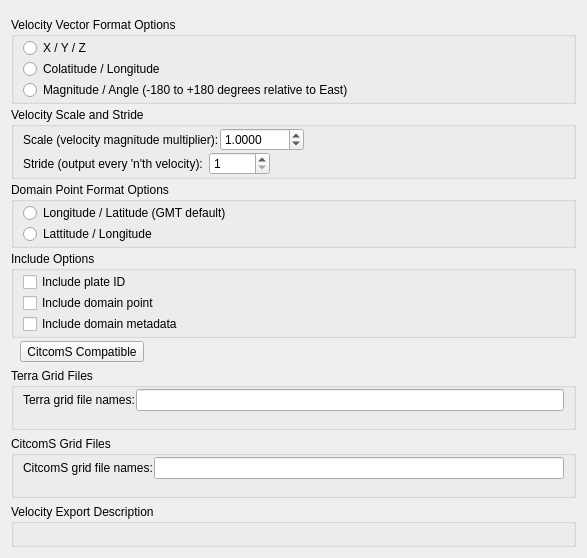
First picture: the form in src/qt-widgets/ExportVelocityOptionsWidgetUi.ui, repository GPlates/GPlates, before the edit.
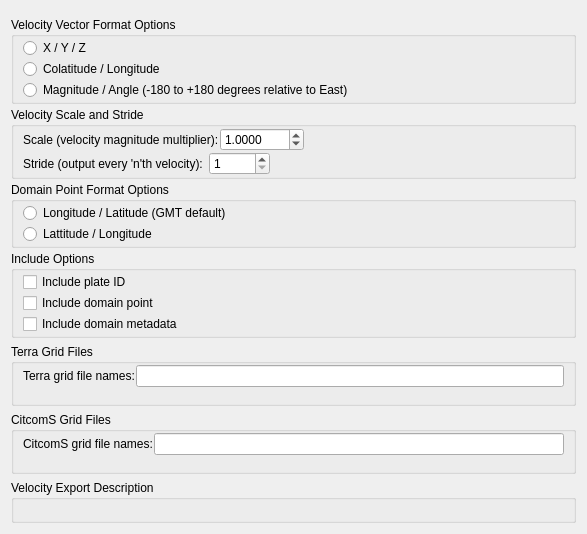
Second picture: the form after the edit. Icons and pictures are not drawn.

Commit message: (trunk) Linux (oneiric) compile fixes. Also removed CitcomS compatible button in GMT velocity export.

Patch:
```diff
--- a/src/qt-widgets/ExportVelocityOptionsWidgetUi.ui
+++ b/src/qt-widgets/ExportVelocityOptionsWidgetUi.ui
@@ -243,43 +243,6 @@
         </layout>
        </widget>
       </item>
-      <item>
-       <layout class="QHBoxLayout" name="horizontalLayout_5">
-        <property name="leftMargin">
-         <number>9</number>
-        </property>
-        <property name="rightMargin">
-         <number>9</number>
-        </property>
-        <item>
-         <widget class="QToolButton" name="citcoms_compatible_button">
-          <property name="text">
-           <string>CitcomS Compatible</string>
-          </property>
-          <property name="icon">
-           <iconset resource="../qt-resources/qt_widgets.qrc">
-            <normaloff>:/tango_undo_16.png</normaloff>:/tango_undo_16.png</iconset>
-          </property>
-          <property name="toolButtonStyle">
-           <enum>Qt::ToolButtonTextBesideIcon</enum>
-          </property>
-         </widget>
-        </item>
-        <item>
-         <spacer name="horizontalSpacer_3">
-          <property name="orientation">
-           <enum>Qt::Horizontal</enum>
-          </property>
-          <property name="sizeHint" stdset="0">
-           <size>
-            <width>40</width>
-            <height>20</height>
-           </size>
-          </property>
-         </spacer>
-        </item>
-       </layout>
-      </item>
      </layout>
     </widget>
    </item>
```
The commit also changes 2 other files.
